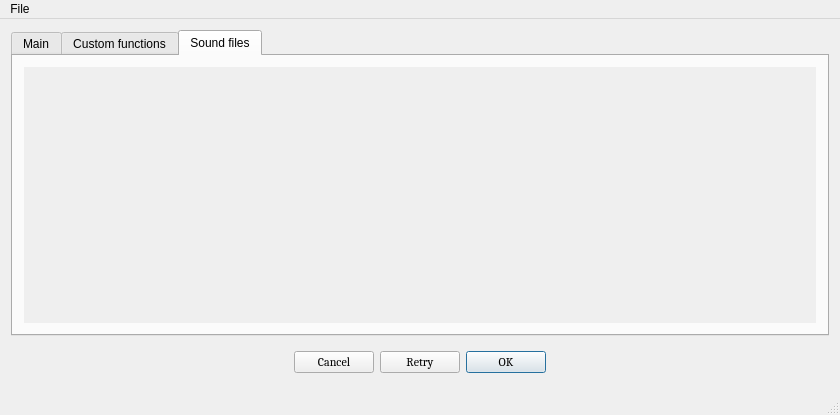
The window that soundGEN/mainwindow.ui (Posedelov-Evgeniy/Sgen) describes before a commit, drawn with Qt 5.
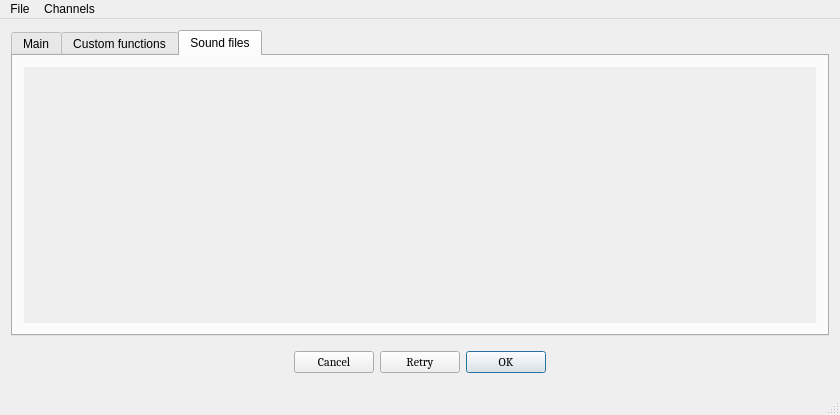
The same window after the commit. The open tabs and pages were chosen to show the change.

Diff of the .ui file:
```diff
--- a/soundGEN/mainwindow.ui
+++ b/soundGEN/mainwindow.ui
@@ -174,7 +174,7 @@
      <x>0</x>
      <y>0</y>
      <width>840</width>
-     <height>26</height>
+     <height>25</height>
     </rect>
    </property>
    <widget class="QMenu" name="menu">
@@ -189,7 +189,18 @@
     <addaction name="separator"/>
     <addaction name="actionExit"/>
    </widget>
+   <widget class="QMenu" name="menuChannels">
+    <property name="title">
+     <string>Channels</string>
+    </property>
+    <addaction name="action1_Mono"/>
+    <addaction name="action2_Stereo"/>
+    <addaction name="action4_Quadro"/>
+    <addaction name="action6"/>
+    <addaction name="action8"/>
+   </widget>
    <addaction name="menu"/>
+   <addaction name="menuChannels"/>
   </widget>
   <action name="actionOpen">
    <property name="text">
```
Left out of the diff: 47 changed lines with no effect on the pictures.
